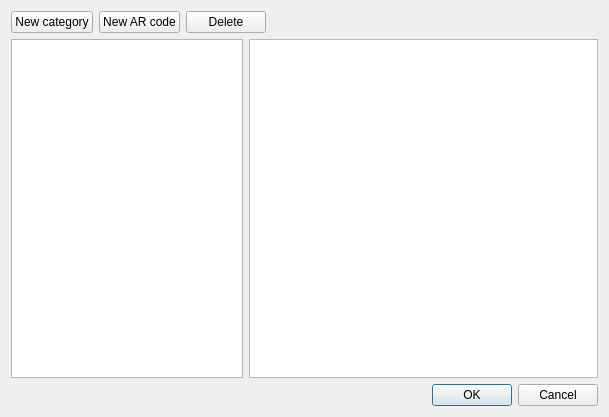
First picture: the form in src/frontend/qt_sdl/CheatsDialog.ui, repository melonDS-emu/melonDS, before the edit.
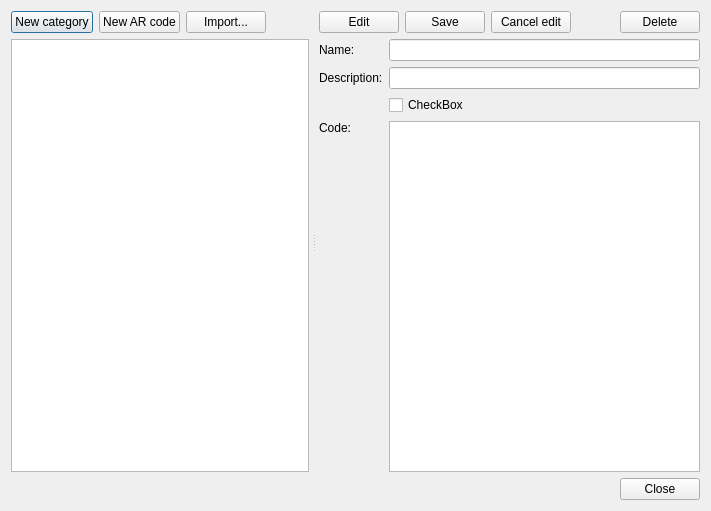
Second picture: the form after the edit.

Commit message:
AR cheat database import feature (#2479)
* support for importing cheats from usrcheat.dat
* expand cheat format to add support for the extra info in usrcheat.dat
* add said features to the cheat editor
* improve cheat editor UI (add support for moving stuff around, etc)

What changed in the file:
```diff
--- a/src/frontend/qt_sdl/CheatsDialog.ui
+++ b/src/frontend/qt_sdl/CheatsDialog.ui
@@ -6,14 +6,33 @@
    <rect>
     <x>0</x>
     <y>0</y>
-    <width>609</width>
-    <height>417</height>
+    <width>711</width>
+    <height>511</height>
    </rect>
   </property>
   <property name="windowTitle">
    <string>Cheat code editor - melonDS</string>
   </property>
+  <layout class="QVBoxLayout" name="verticalLayout_5">
+   <item>
+    <widget class="QSplitter" name="splitter">
+     <property name="orientation">
+      <enum>Qt::Orientation::Horizontal</enum>
+     </property>
+     <property name="handleWidth">
+      <number>2</number>
+     </property>
+     <widget class="QWidget" name="verticalLayoutWidget">
   <layout class="QVBoxLayout" name="verticalLayout_2">
+       <property name="topMargin">
+        <number>0</number>
+       </property>
+       <property name="rightMargin">
+        <number>4</number>
+       </property>
+       <property name="bottomMargin">
+        <number>0</number>
+       </property>
    <item>
     <layout class="QHBoxLayout" name="horizontalLayout">
      <property name="sizeConstraint">
@@ -34,9 +53,9 @@
       </widget>
      </item>
      <item>
-      <widget class="QPushButton" name="btnDeleteCode">
+          <widget class="QPushButton" name="btnImportCheats">
        <property name="text">
-        <string>Delete</string>
+            <string>Import...</string>
        </property>
       </widget>
      </item>
@@ -58,13 +77,11 @@
      </item>
     </layout>
    </item>
-   <item>
-    <layout class="QHBoxLayout" name="horizontalLayout_2">
      <item>
       <widget class="QTreeView" name="tvCodeList">
        <property name="sizePolicy">
         <sizepolicy hsizetype="Expanding" vsizetype="Expanding">
-         <horstretch>2</horstretch>
+           <horstretch>0</horstretch>
          <verstretch>0</verstretch>
         </sizepolicy>
        </property>
@@ -79,11 +96,118 @@
        </property>
       </widget>
      </item>
+      </layout>
+     </widget>
+     <widget class="QWidget" name="layoutWidget">
+      <layout class="QVBoxLayout" name="verticalLayout" stretch="0,0">
+       <property name="leftMargin">
+        <number>4</number>
+       </property>
+       <property name="rightMargin">
+        <number>0</number>
+       </property>
      <item>
+        <layout class="QHBoxLayout" name="horizontalLayout_2">
+         <item>
+          <widget class="QPushButton" name="btnEditCode">
+           <property name="text">
+            <string>Edit</string>
+           </property>
+          </widget>
+         </item>
+         <item>
+          <widget class="QPushButton" name="btnSaveCode">
+           <property name="text">
+            <string>Save</string>
+           </property>
+          </widget>
+         </item>
+         <item>
+          <widget class="QPushButton" name="btnCancelEdit">
+           <property name="text">
+            <string>Cancel edit</string>
+           </property>
+          </widget>
+         </item>
+         <item>
+          <spacer name="horizontalSpacer_2">
+           <property name="orientation">
+            <enum>Qt::Orientation::Horizontal</enum>
+           </property>
+           <property name="sizeHint" stdset="0">
+            <size>
+             <width>40</width>
+             <height>20</height>
+            </size>
+           </property>
+          </spacer>
+         </item>
+         <item>
+          <widget class="QPushButton" name="btnDeleteCode">
+           <property name="text">
+            <string>Delete</string>
+           </property>
+          </widget>
+         </item>
+        </layout>
+       </item>
+       <item>
+        <layout class="QFormLayout" name="formLayout">
+         <item row="0" column="0">
+          <widget class="QLabel" name="label">
+           <property name="text">
+            <string>Name:</string>
+           </property>
+          </widget>
+         </item>
+         <item row="0" column="1">
+          <widget class="QLineEdit" name="txtItemName"/>
+         </item>
+         <item row="1" column="0">
+          <widget class="QLabel" name="label_2">
+           <property name="text">
+            <string>Description:</string>
+           </property>
+          </widget>
+         </item>
+         <item row="1" column="1">
+          <widget class="QLineEdit" name="txtItemDesc"/>
+         </item>
+         <item row="2" column="0">
+          <widget class="QLabel" name="label_3">
+           <property name="text">
+            <string/>
+           </property>
+          </widget>
+         </item>
+         <item row="2" column="1">
+          <widget class="QCheckBox" name="chkItemOption">
+           <property name="text">
+            <string>CheckBox</string>
+           </property>
+          </widget>
+         </item>
+         <item row="3" column="0">
+          <widget class="QLabel" name="lblCode">
+           <property name="sizePolicy">
+            <sizepolicy hsizetype="Preferred" vsizetype="Preferred">
+             <horstretch>0</horstretch>
+             <verstretch>0</verstretch>
+            </sizepolicy>
+           </property>
+           <property name="text">
+            <string>Code:</string>
+           </property>
+           <property name="alignment">
+            <set>Qt::AlignmentFlag::AlignLeading|Qt::AlignmentFlag::AlignLeft|Qt::AlignmentFlag::AlignTop</set>
+           </property>
+          </widget>
+         </item>
+         <item row="3" column="1">
       <widget class="QPlainTextEdit" name="txtCode">
        <property name="sizePolicy">
         <sizepolicy hsizetype="Expanding" vsizetype="Expanding">
-         <horstretch>3</horstretch>
+             <horstretch>0</horstretch>
          <verstretch>0</verstretch>
         </sizepolicy>
        </property>
@@ -93,14 +217,29 @@
          <height>0</height>
         </size>
        </property>
+           <property name="font">
+            <font>
+             <family>Noto Sans Mono</family>
+            </font>
+           </property>
       </widget>
      </item>
     </layout>
+       </item>
+      </layout>
+     </widget>
+    </widget>
    </item>
    <item>
     <widget class="QDialogButtonBox" name="buttonBox">
+     <property name="sizePolicy">
+      <sizepolicy hsizetype="Expanding" vsizetype="Fixed">
+       <horstretch>0</horstretch>
+       <verstretch>0</verstretch>
+      </sizepolicy>
+     </property>
      <property name="standardButtons">
-      <set>QDialogButtonBox::Cancel|QDialogButtonBox::Ok</set>
+      <set>QDialogButtonBox::StandardButton::Close</set>
      </property>
     </widget>
    </item>
```
Left out of the diff: 34 changed lines with no effect on the pictures. Lines whose indentation alone changed are shown as unchanged. The commit also changes 12 other files.
